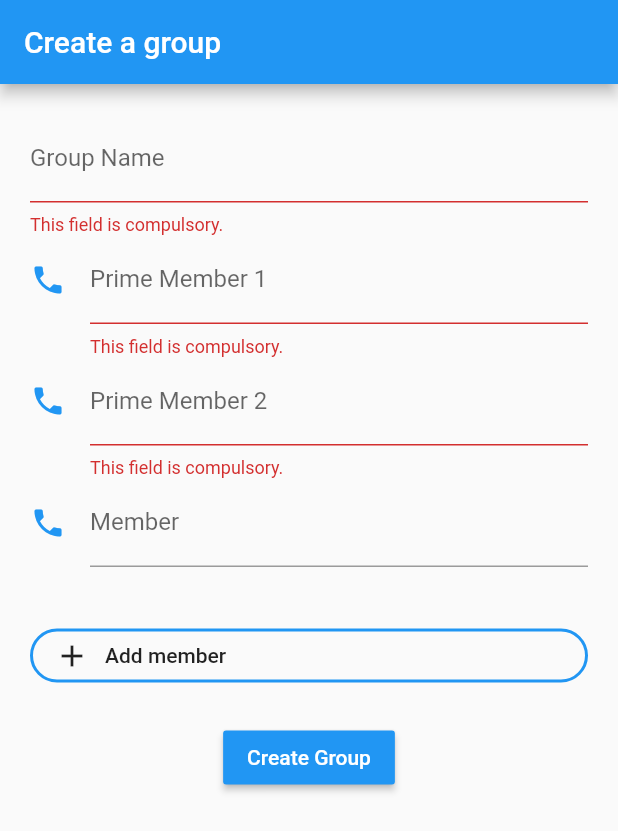
After one commit to codingindia/travel-safe, a Flutter app: the CreateGroup screen opened directly, after a tap on "Add member", on a phone screen of 412 x 824 dp. The commit adds this screen. Shown: the top 831 px of the screen. Run offline on Flutter 3.47's test engine with Material 2 defaults, Android fonts, the phone set to English and light mode, and no system bars; our stand-ins replace carousel_slider, circular_profile_avatar, cloud_firestore, faker, geolocator, google_maps_flutter and 4 more; missing offline and left inert: location_permissions; accounts and stored records are empty.

Commit message:
Made the screen for group creation

```diff
--- /dev/null
+++ b/master/lib/screens/createGroup.dart
@@ -0,0 +1,146 @@
+import 'package:flutter/material.dart';
+
+class CreateGroup extends StatefulWidget {
+  @override
+  _CreateGroupState createState() => _CreateGroupState();
+}
+
+class _CreateGroupState extends State<CreateGroup> {
+
+  final GlobalKey<FormState> _formKey = new GlobalKey<FormState>();
+  List<Widget> list = [
+          TextFormField(
+              decoration: const InputDecoration(
+                hintText: 'Enter the group name',
+                labelText: 'Group Name',
+              ),
+            validator: (value) {
+                  if (value.isEmpty) {
+                    return 'This field is compulsory.';
+                  }
+                  return null;
+                },
+
+            ),
+          TextFormField(
+              decoration: const InputDecoration(
+                icon: const Icon(Icons.phone,color: Colors.blue,),
+                hintText: 'Enter phone number of Prime Member 1',
+                labelText: 'Prime Member 1',
+              ),
+            validator: (value) {
+                  if (value.isEmpty) {
+                    return 'This field is compulsory.';
+                  }
+                  return null;
+                },
+
+            ),
+      TextFormField(
+              decoration: const InputDecoration(
+                icon: const Icon(Icons.phone,color: Colors.blue,),
+                hintText: 'Enter phone number of Prime Member 2',
+                labelText: 'Prime Member 2',
+              ),
+            validator: (value) {
+                  if (value.isEmpty) {
+                    return 'This field is compulsory.';
+                  }
+                  return null;
+                },
+
+            ),
+
+
+  ];
+
+  @override
+  Widget build(BuildContext context) {
+    final deviceHeight = MediaQuery.of(context).size.height;
+    return Scaffold(
+      resizeToAvoidBottomPadding: true,
+      appBar: AppBar(
+        title: Text("Create a group"),
+      ),
+      body: Container(
+        height: deviceHeight,
+        // scrollDirection: ,
+        padding: EdgeInsets.all(20),
+        child: Form(
+        key: _formKey,
+        autovalidate: true,
+        child: Column(
+
+            children: <Widget>[
+              Flexible(
+                  child: ListView.builder(
+                //  physics: AlwaysScrollableScrollPhysics(),
+                shrinkWrap: true,
+                  itemBuilder: (context,index){
+                    Widget widget = list.elementAt(index);
+                    return widget;
+                },
+            itemCount: list.length,),
+              ),
+              SizedBox(height: 35,),
+            OutlineButton(
+              color: Colors.white,
+              borderSide: BorderSide(
+                color: Colors.blue,
+                width: 2,
+              ),
+              shape: RoundedRectangleBorder(
+                borderRadius: BorderRadius.circular(30),
+              ),
+              child: Row(children: <Widget>[
+                Icon(Icons.add),
+                SizedBox(width: 10),
+                Text("Add member"),
+              ],),
+              onPressed: (){
+                list.add(
+           TextFormField(
+              decoration: const InputDecoration(
+                icon: const Icon(Icons.phone,color: Colors.blue,),
+                hintText: 'Enter phone number of Member',
+                labelText: 'Member',
+              ),
+            )
+                );
+                setState(() {});
+              }
+            ),
+            SizedBox(
+              height: 20
+            ),
+            RaisedButton(
+              color: Colors.blue,
+              textColor: Colors.white,
+              child: Text("Create Group"),
+              onPressed: (){
+                  if(_formKey.currentState.validate()){
+                    print("Group Created!!");
+                  }
+              }
+            ),
+          ],
+        ),
+          ),
+        ),
+    );
+  }
+}
+
+
+/**
+ * Column(
+   children: <Widget>[
+  ListView.builder(
+  itemBuilder: (context,index){
+Widget widget = list.elementAt(index);
+  return widget;
+},
+  itemCount: list.length,),
+
+],),
+ */
--- a/master/lib/screens/introPage.dart
+++ b/master/lib/screens/introPage.dart
@@ -1,4 +1,5 @@
 import 'package:flutter/material.dart';
+import 'package:travelsafe/screens/createGroup.dart';
 import 'package:travelsafe/screens/login.dart';
 import 'package:travelsafe/screens/register.dart';
 // import 'package:travelsafe/screens/login.dart';
@@ -197,7 +198,7 @@ Future navigateToRegisterPage(context) async {
 
 Future navigateToLoginPage(context) async {
   Navigator.pushReplacement(
-      context, MaterialPageRoute(builder: (context) => AboutUs()));
+      context, MaterialPageRoute(builder: (context) => CreateGroup()));
 }
 
 class CarouselComponent extends StatelessWidget {
```
